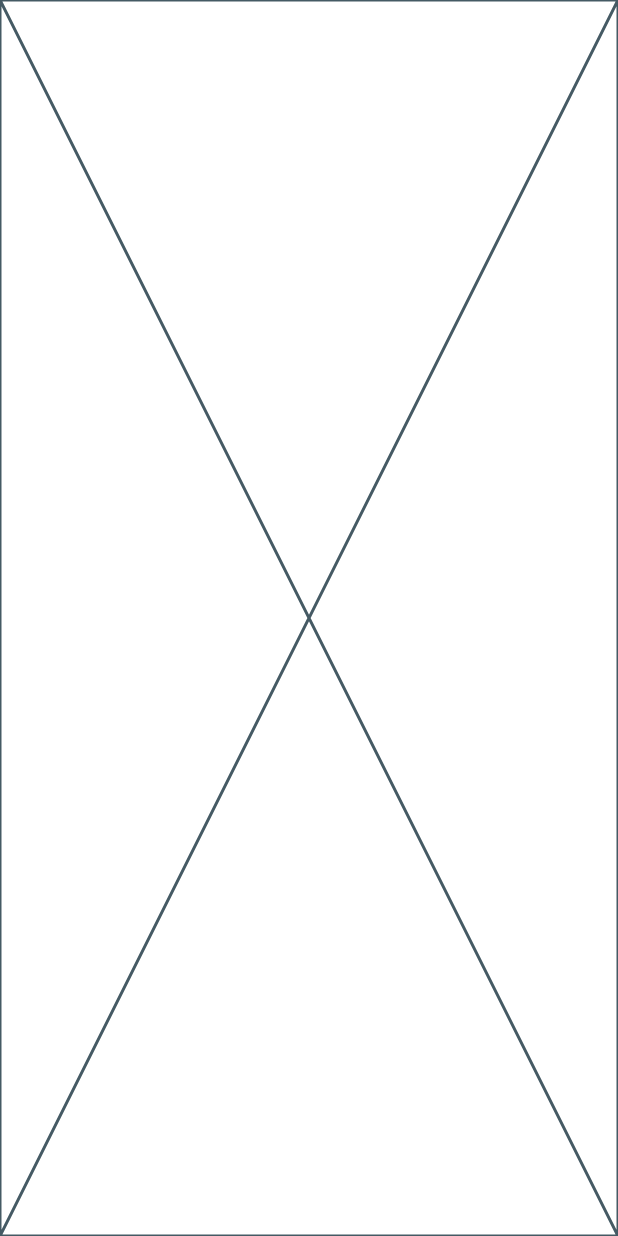
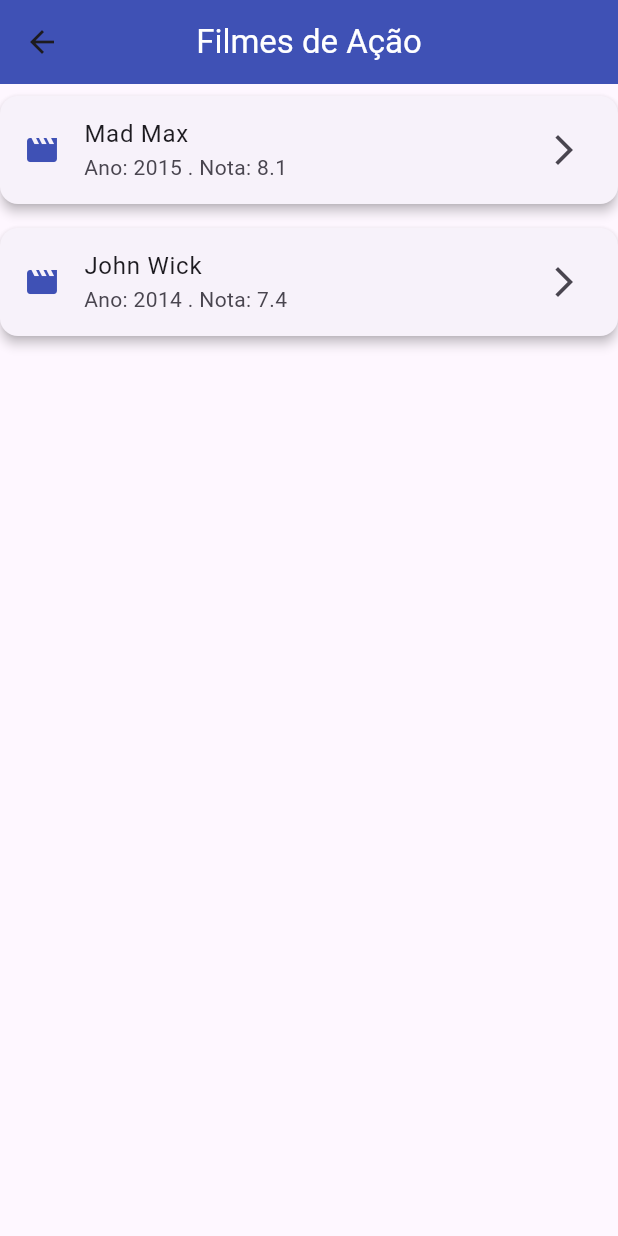
Before and after one commit to diegororiz7/projeto_inicial, a Flutter app: the screen it shows after launch, after a tap on "Ação", on a phone screen of 412 x 824 dp. Run offline on Flutter 3.47's test engine with Material 3 defaults, Android fonts, the phone set to English and light mode, and no system bars.

Commit message:
Aula 23/09/2025

```diff
--- a/lib/main.dart
+++ b/lib/main.dart
@@ -1,4 +1,4 @@
-// ignore_for_file: prefer_final_fields, unused_field, unused_element, override_on_non_overriding_member, unused_local_variable
+// ignore_for_file: prefer_final_fields, unused_field, unused_element, override_on_non_overriding_member, unused_local_variable, unnecessary_const
 
 import 'package:flutter/material.dart';
 
@@ -49,7 +49,14 @@
   @override
   Widget build(BuildContext context) {
     return Scaffold(
-      appBar: AppBar(title: Text(_titulos[_paginaAtual])),
+      appBar: AppBar(
+        title: Text(
+          _titulos[_paginaAtual],
+          style: TextStyle(color: Colors.white),
+        ),
+        backgroundColor: Colors.indigo,
+        centerTitle: true,
+      ),
       drawer: Drawer(
         child: ListView(
           padding: EdgeInsets.zero,
@@ -131,21 +138,144 @@
 
     final filmesPorCategoria = {
       'Ação': [
-        {'titulo': 'Mad Max', 'ano': '2015', 'nota': '8.1'},
-        {'titulo': 'John Wick', 'ano': '2014', 'nota': '7.4'},
+        {
+          'titulo': 'Mad Max',
+          'ano': '2015',
+          'nota': '8.1',
+          'cartaz': 'src/mad_max.jpg',
+        },
+        {
+          'titulo': 'John Wick',
+          'ano': '2014',
+          'nota': '7.4',
+          'cartaz': 'src/john_wick.jpg',
+        },
       ],
       'Comédia': [
-        {'titulo': 'Se beber não case', 'ano': '2009', 'nota': '7.7'},
-        {'titulo': 'As branquelas', 'ano': '2004', 'nota': '5.7'},
+        {
+          'titulo': 'Se beber não case',
+          'ano': '2009',
+          'nota': '7.7',
+          'cartaz': 'src/se_beber.jpg',
+        },
+        {
+          'titulo': 'As branquelas',
+          'ano': '2004',
+          'nota': '5.7',
+          'cartaz': 'src/as_branquelas.jpg',
+        },
       ],
       'Drama': [
-        {'titulo': 'À procura da felicidade', 'ano': '2006', 'nota': '8.0'},
-        {'titulo': 'Clube da luta', 'ano': '1999', 'nota': '8.8'},
+        {
+          'titulo': 'À procura da felicidade',
+          'ano': '2006',
+          'nota': '8.0',
+          'cartaz': 'src/procura_felicidade.jpg',
+        },
+        {
+          'titulo': 'Clube da luta',
+          'ano': '1999',
+          'nota': '8.8',
+          'cartaz': 'src/clube_luta.jpg',
+        },
       ],
     };
 
     final filmes = filmesPorCategoria[categoriaArg] ?? [];
 
-    return const Placeholder();
+    return Scaffold(
+      appBar: AppBar(
+        title: Text(
+          'Filmes de $categoriaArg',
+          style: TextStyle(color: Colors.white),
+        ),
+        centerTitle: true,
+        backgroundColor: Colors.indigo,
+      ),
+      body: ListView.builder(
+        itemCount: filmes.length,
+        itemBuilder: (context, index) {
+          final filme = filmes[index];
+          return Card(
+            elevation: 3,
+            margin: const EdgeInsets.symmetric(vertical: 8),
+            child: ListTile(
+              leading: const Icon(Icons.movie_creation, color: Colors.indigo),
+              title: Text(filme['titulo'] ?? ''),
+              subtitle: Text('Ano: ${filme['ano']} . Nota: ${filme['nota']}'),
+              trailing: const Icon(Icons.arrow_forward_ios),
+              onTap: () {
+                Navigator.pushNamed(context, '/detalhe', arguments: filme);
+              },
+            ),
+          );
+        },
+      ),
+    );
   }
 }
+
+class TelaDetalheFilme extends StatelessWidget {
+  final Map<String, String> filme;
+  const TelaDetalheFilme({super.key, required this.filme});
+
+  @override
+  Widget build(BuildContext context) {
+    final filmeArg = filme.isEmpty
+        ? ModalRoute.of(context)!.settings.arguments as Map<String, String>
+        : filme;
+
+    return Scaffold(
+      appBar: AppBar(
+        title: Text(
+          filmeArg['titulo'] ?? '',
+          style: TextStyle(color: Colors.white),
+        ),
+        centerTitle: true,
+        backgroundColor: Colors.indigo,
+      ),
+      body: SingleChildScrollView(
+        padding: const EdgeInsets.all(20),
+        child: Center(
+          child: Column(
+            mainAxisAlignment: MainAxisAlignment.center,
+            crossAxisAlignment: CrossAxisAlignment.center,
+            children: [
+              Image.asset(
+                filmeArg['cartaz'] ?? '',
+                width: 300,
+                height: 450,
+                fit: BoxFit.contain,
+              ),
+              Text(
+                filmeArg['titulo'] ?? '',
+                style: TextStyle(fontSize: 20, fontWeight: FontWeight.bold),
+              ),
+              SizedBox(height: 5),
+              Text('Ano: ${filmeArg['ano']}', style: TextStyle(fontSize: 16)),
+              Text('Nota: ${filmeArg['nota']}', style: TextStyle(fontSize: 16)),
+            ],
+          ),
+        ),
+      ),
+    );
+  }
+}
+
+class TelaSobre extends StatelessWidget {
+  const TelaSobre({super.key});
+
+  @override
+  Widget build(BuildContext context) {
+    return const Center(
+      child: Padding(
+        padding: const EdgeInsets.all(20),
+        child: Text(
+          'Catálogo de Filmes\nVersão 1.0\nDesenvolvido com Flutter',
+          style: TextStyle(fontSize: 18),
+          textAlign: TextAlign.center,
+        ),
+      ),
+    );
+  }
+}
--- a/pubspec.yaml
+++ b/pubspec.yaml
@@ -61,6 +61,12 @@
   # To add assets to your application, add an assets section, like this:
   assets:
     - src/rentabilidade.jpg
+    - src/mad_max.jpg
+    - src/john_wick.jpg
+    - src/se_beber.jpg
+    - src/as_branquelas.jpg
+    - src/procura_felicidade.jpg
+    - src/clube_luta.jpg
   #   - images/a_dot_ham.jpeg
 
   # An image asset can refer to one or more resolution-specific "variants", see
```
Also changed, not shown: src/as_branquelas.jpg (added), src/clube_luta.jpg (added), src/john_wick.jpg (added), src/mad_max.jpg (added), src/procura_felicidade.jpg (added), src/se_beber.jpg (added).
